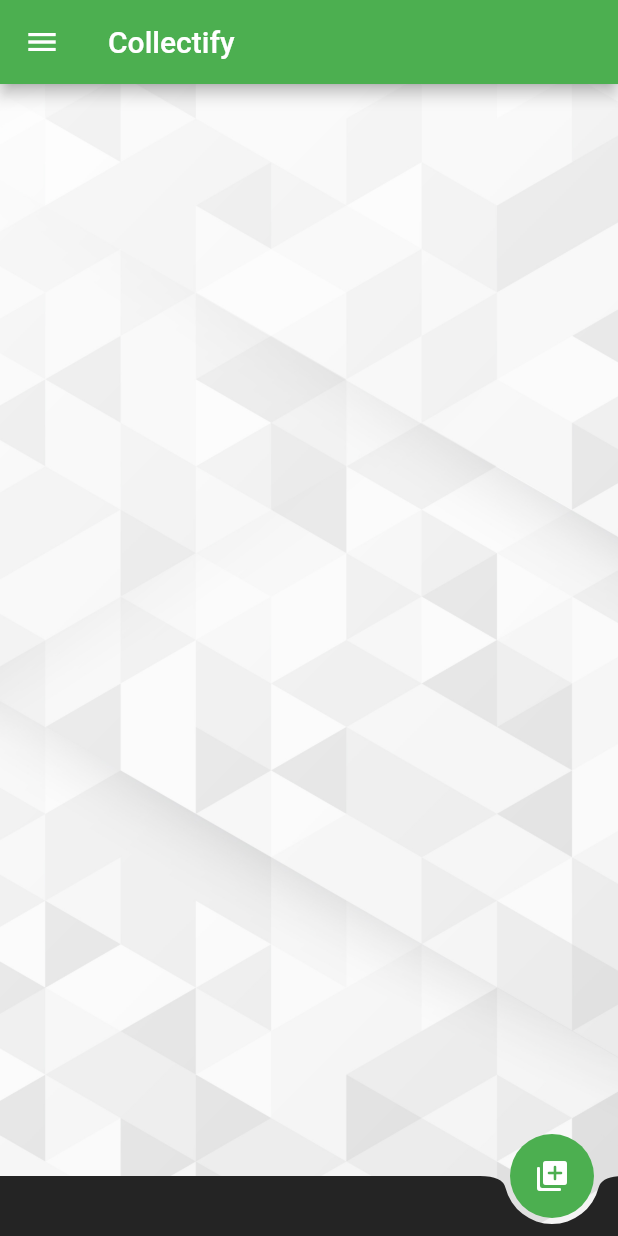
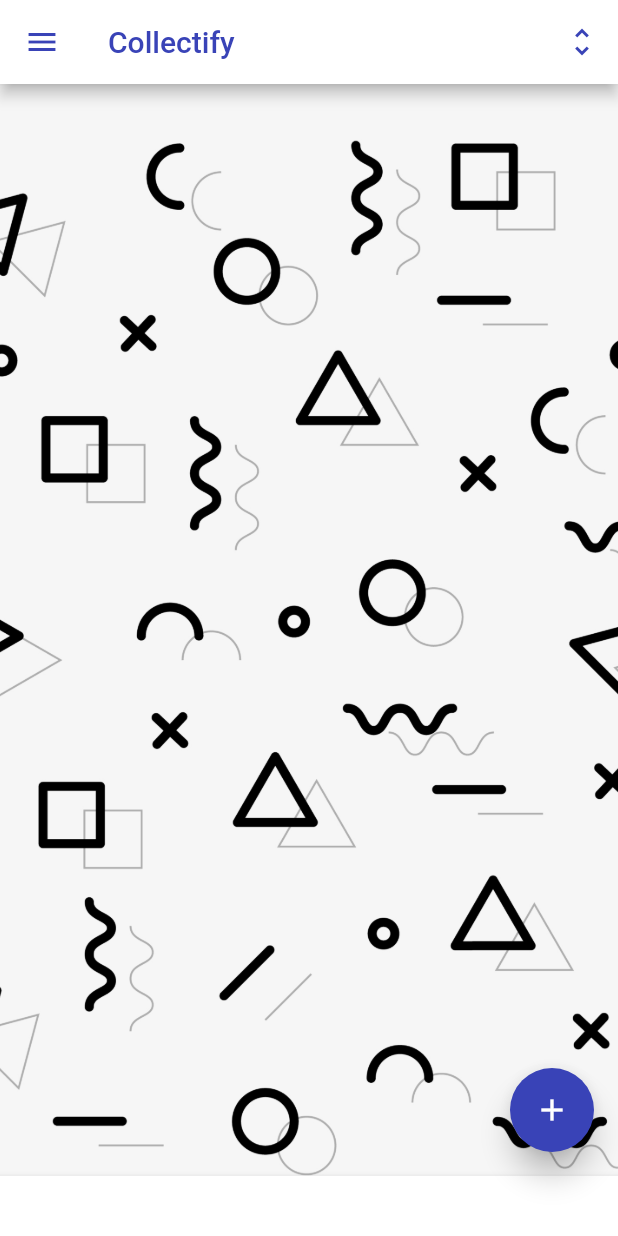
Before and after one commit to wasiflamer/gameraid, a Flutter app: the screen it shows after launch, on a phone screen of 412 x 824 dp. Run offline on Flutter 3.47's test engine with Material 2 defaults, Android fonts, the phone set to English and light mode, and no system bars.

Commit message:
denim all the way

```diff
--- a/lib/src/homescreen.dart
+++ b/lib/src/homescreen.dart
@@ -17,7 +17,21 @@ class _homescreenState extends State<homescreen> {
       debugShowCheckedModeBanner: false,
 
       home: Scaffold(appBar: AppBar(
-        backgroundColor: Colors.green,
+
+        actions: <Widget>[
+        IconButton(
+            icon: Icon(
+            Icons.unfold_more_sharp,
+            color:  Color(0xff3943B7),
+          ),
+          onPressed: () {
+
+          },
+          )
+        ],
+
+        foregroundColor:  Color(0xff3943B7),
+        backgroundColor: Color(0xffffffff),
         title:  const Text('Collectify'),
       ),
 
@@ -25,7 +39,7 @@ class _homescreenState extends State<homescreen> {
 
       drawer: Drawer(
 
-      backgroundColor: Colors.green.shade400,
+      backgroundColor: Color(0xffffffff),
 
       child: ListView(
       // Important: Remove any padding from the ListView.
@@ -45,9 +59,9 @@ class _homescreenState extends State<homescreen> {
       ListTile(
 
         // colors
-        tileColor: Colors.white,
-        iconColor: Color(0xff242525),
-        textColor: Color(0xff242525),
+        tileColor: Color(0xff3943B7),
+        iconColor: Color(0xffffffff),
+        textColor: Color(0xffffffff),
 
         // icon
         leading: const Icon(Icons.games_sharp),
@@ -68,9 +82,10 @@ class _homescreenState extends State<homescreen> {
 
 
         floatingActionButton: FloatingActionButton(
-        elevation: 0,
-        backgroundColor: Colors.green,
-        child: const Icon(Icons.library_add_rounded),
+
+        elevation: 8,
+        backgroundColor:  Color(0xff3943B7),
+        child: const Icon(Icons.add),
         onPressed: () {
         },
 
@@ -78,21 +93,19 @@ class _homescreenState extends State<homescreen> {
 
         bottomNavigationBar: BottomAppBar(
 
-        color: Color(0xff242424),
-        shape: const CircularNotchedRectangle(),
-        notchMargin: 4,
-        elevation: 0,
+        color: Color(0xffffffff),
+
+        elevation: 4,
         child: Container(height: 40.0),
         ),
 
-        floatingActionButtonLocation: FloatingActionButtonLocation.endDocked,
+        floatingActionButtonLocation: FloatingActionButtonLocation.endFloat,
         extendBody: true,
-
 
           body: Container(
             decoration: const BoxDecoration(
             image: DecorationImage(
-            image: AssetImage("images/background/pattern_1/image.jpg"),
+            image: AssetImage("images/background/pattern_2/image.jpg"),
             fit: BoxFit.cover,
             ),
             ),
```
